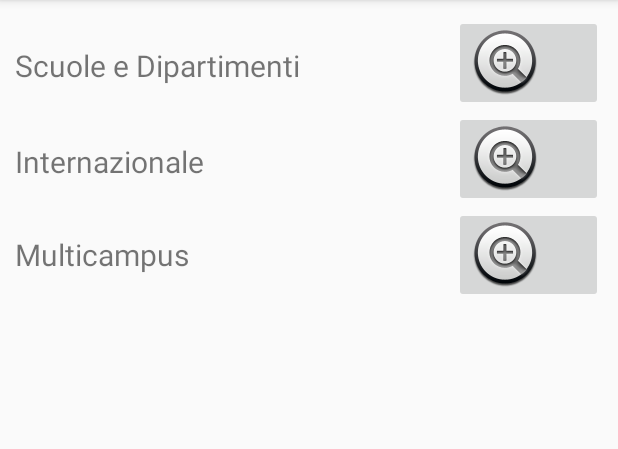
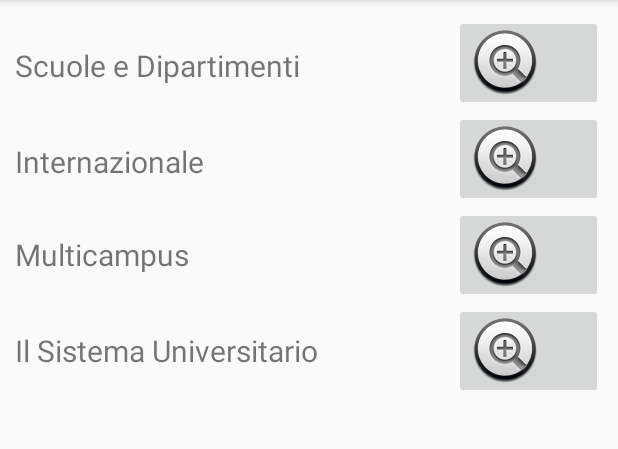
Before and after one commit to Ferno92/AlmaOrienteering, an Android app: the InfoGeneraliActivity screen opened directly, with no data from a screen before it, on a phone screen of 412 x 824 dp, the part 84-533 px from its top. Run offline under Robolectric (Android 15) with nearby library versions, the phone set to English and light mode, and no system bars.

Commit message:
Aggiunta sistema universitario alla pagina info rinominata "L'unibo si presenta" Altre modifiche al menu principale

```diff
--- a/AlmaOrienteering/app/src/main/AndroidManifest.xml
+++ b/AlmaOrienteering/app/src/main/AndroidManifest.xml
@@ -39,9 +39,6 @@
             android:name=".MapsActivity"
             android:label="Map"
             android:theme="@style/AppTheme.NoActionBar" />
-        <activity
-            android:name=".SistemaUniversitarioActivity"
-            android:label="Sistema Universitario" />
 
         <meta-data
             android:name="com.google.android.geo.API_KEY"
@@ -50,7 +47,8 @@
             android:name="com.google.android.gms.version"
             android:value="@integer/google_play_services_version" />
 
-        <activity android:name=".InfoGeneraliActivity"></activity>
+        <activity android:name=".InfoGeneraliActivity" />
+        <activity android:name=".ElencoScuoleActivity"></activity>
     </application>
 
 </manifest>
--- a/AlmaOrienteering/app/src/main/java/com/almaorient/ferno92/almaorienteering/InfoGeneraliActivity.java
+++ b/AlmaOrienteering/app/src/main/java/com/almaorient/ferno92/almaorienteering/InfoGeneraliActivity.java
@@ -5,10 +5,12 @@ import android.os.Bundle;
 import android.view.View;
 import android.webkit.WebView;
 import android.widget.ImageButton;
+import android.widget.ImageView;
 
 import static android.R.drawable.btn_minus;
 import static android.R.drawable.btn_plus;
 import static com.almaorient.ferno92.almaorienteering.R.id.plusdue;
+import static com.almaorient.ferno92.almaorienteering.R.id.plusquattro;
 import static com.almaorient.ferno92.almaorienteering.R.id.plustre;
 import static com.almaorient.ferno92.almaorienteering.R.id.plusuno;
 import static com.almaorient.ferno92.almaorienteering.R.id.webview2;
@@ -80,5 +82,31 @@ public class InfoGeneraliActivity extends AppCompatActivity {
 
         });
 
+        final WebView quattroWebView = (WebView) findViewById(R.id.webview4);
+        quattroWebView.loadData(getString(R.string.sistemauniv), "text/html; charset=utf-8", "utf-8");
+        final ImageView schemaImageView = (ImageView) findViewById(R.id.schema);
+        final WebView quattro4WebView = (WebView) findViewById(R.id.webview44);
+        quattro4WebView.loadData(getString(R.string.sistemauniv2), "text/html; charset=utf-8", "utf-8");
+        final ImageButton quartoplusImageButton = (ImageButton) findViewById(plusquattro);
+        quartoplusImageButton.setOnClickListener(new View.OnClickListener() {
+            @Override
+            public void onClick(View view) {
+                if (quattroWebView.getVisibility() == View.GONE)
+                {
+                    quattroWebView.setVisibility(view.VISIBLE);
+                    quattro4WebView.setVisibility(view.VISIBLE);
+                    schemaImageView.setVisibility(View.VISIBLE);
+                    quartoplusImageButton.setImageResource(btn_minus);
+
+                } else {
+                    quattroWebView.setVisibility(view.GONE);
+                    quattro4WebView.setVisibility(view.GONE);
+                    schemaImageView.setVisibility(View.GONE);
+                    quartoplusImageButton.setImageResource(btn_plus);
+                }
+
+            }
+
+        });
     }
 }
--- a/AlmaOrienteering/app/src/main/java/com/almaorient/ferno92/almaorienteering/MainActivity.java
+++ b/AlmaOrienteering/app/src/main/java/com/almaorient/ferno92/almaorienteering/MainActivity.java
@@ -50,11 +50,11 @@ public class MainActivity extends AppCompatActivity
             }
         });
 
-        AppCompatButton sistemaunivButton = (AppCompatButton) findViewById(R.id.sistemauniv);
-        sistemaunivButton.setOnClickListener(new View.OnClickListener() {
+        AppCompatButton elencoscuoleButton = (AppCompatButton) findViewById(R.id.elencoscuole);
+        elencoscuoleButton.setOnClickListener(new View.OnClickListener() {
             @Override
             public void onClick(View view) {
-                Intent i = new Intent(MainActivity.this, SistemaUniversitarioActivity.class);
+                Intent i = new Intent(MainActivity.this, ElencoScuoleActivity.class);
                 startActivity(i);
             }
         });
--- a/AlmaOrienteering/app/src/main/res/layout/info_generali.xml
+++ b/AlmaOrienteering/app/src/main/res/layout/info_generali.xml
@@ -136,6 +136,58 @@
                 android:layout_weight="0.11"
                 android:visibility="gone" />
 
+            <RelativeLayout
+                android:layout_width="match_parent"
+                android:layout_height="match_parent"
+                android:layout_weight="0.11">
+
+                <ImageButton
+                    android:id="@+id/plusquattro"
+                    android:layout_width="wrap_content"
+                    android:layout_height="wrap_content"
+                    android:layout_alignParentEnd="true"
+                    android:layout_alignParentRight="true"
+                    android:layout_alignParentTop="true"
+                    app:srcCompat="@android:drawable/btn_plus" />
+
+
+                <TextView
+                    android:id="@+id/textView4"
+                    android:layout_width="wrap_content"
+                    android:layout_height="wrap_content"
+                    android:text="Il Sistema Universitario"
+                    android:textSize="20sp"
+                    android:layout_centerVertical="true"
+                    android:layout_alignParentLeft="true"
+                    android:layout_alignParentStart="true" />
+
+                </RelativeLayout>
+
+
+            <WebView
+                android:id="@+id/webview4"
+                android:layout_width="match_parent"
+                android:layout_height="wrap_content"
+                android:layout_alignParentTop="true"
+                android:layout_centerHorizontal="true"
+                android:layout_weight="0.11"
+                android:visibility="gone" />
+
+            <ImageView
+                android:id="@+id/schema"
+                android:layout_width="match_parent"
+                android:layout_height="240dp"
+                android:visibility="gone"
+                app:srcCompat="@drawable/schema" />
+
+            <WebView
+                android:id="@+id/webview44"
+                android:layout_width="match_parent"
+                android:layout_height="wrap_content"
+                android:layout_alignParentTop="true"
+                android:layout_centerHorizontal="true"
+                android:layout_weight="0.11"
+                android:visibility="gone" />
         </LinearLayout>
     </ScrollView>
 
--- a/AlmaOrienteering/app/src/main/res/values/strings.xml
+++ b/AlmaOrienteering/app/src/main/res/values/strings.xml
@@ -10,10 +10,47 @@
     <![CDATA[
     <html>
         <head></head>
-        <body style="text-align:justify;color:black;font-size:16">
+        <body style="text-align:justify;color:black;font-size:16;background-color:#FAFAFA;">
             Sed ut <a href="http://www.google.it">prova link</a> perspiciatis, omnis iste natus error sit voluptatem accusantium doloremque laudantium, totam rem aperiam eaque ipsa, quae ab illo inventore veritatis et quasi architecto beatae vitae dicta sunt, explicabo. nemo enim ipsam voluptatem, quia voluptas sit, aspernatur aut odit aut fugit, sed quia consequuntur magni dolores eos, qui ratione voluptatem sequi nesciunt, neque porro quisquam est, qui dolorem ipsum, quia dolor sit, amet, consectetur, adipisci velit, sed quia non numquam eius modi tempora incidunt, ut labore et dolore magnam aliquam quaerat voluptatem.
         </body>
     </html>
     ]]>
     </string>
+
+    <string name="sistemauniv">
+    <![CDATA[
+    <html>
+        <head></head>
+        <body style="text-align:justify;color:black;font-size:16;background-color:#FAFAFA">
+             <b><p>L&#8217organizzazione degli studi universitari si articola in tre cicli: </b></p>
+
+            <p> -  Corsi di Studio di primo ciclo e ciclo unico: Laurea, Laurea Magistrale a ciclo unico. </p>
+
+            <p> -  Corsi di studio di secondo ciclo: Laurea Magistrale. </p>
+
+            <p> -  Corsi di Studio di terzo ciclo: Dottorati di Ricerca e Scuole di Specializzazione. </p>
+        </body>
+    </html>
+    ]]>
+    </string>
+
+    <string name="sistemauniv2">
+    <![CDATA[
+    <html>
+        <head></head>
+        <body style="text-align:justify;color:black;font-size:16;background-color:#FAFAFA">
+             <b><p>Cosa sono i Crediti formativi universitari - CFU?</b></p>
+
+            <p> Un credito (CFU) corrisponde di norma a 25 ore di lavoro che comprendono lezioni, esercitazioni, etc., ma anche lo studio a casa. Per ogni anno accademico, ad uno studente impegnato a tempo pieno nello studio è richiesta una quantità media di lavoro fissata in 60 crediti, ossia 1500 ore. </p>
+
+            <p> I CFU si acquisiscono con il superamento dell’esame o altra prova di verifica. </p>
+
+            <p> I crediti sono un elemento che consente di comparare diversi corsi di studio delle università italiane ed europee attraverso una valutazione del carico di lavoro richiesto allo studente. </p>
+
+            <p> <a href="http://www.unibo.it/it/didattica/iscrizioni-trasferimenti-e-laurea/il-sistema-universitario">Ulteriori informazioni</a>
+        </body>
+    </html>
+    ]]>
+    </string>
+
 </resources>
```
Also changed, not shown: AlmaOrienteering/app/src/main/java/com/almaorient/ferno92/almaorienteering/ElencoScuoleActivity.java (added, +13 -0 lines), AlmaOrienteering/app/src/main/java/com/almaorient/ferno92/almaorienteering/SistemaUniversitarioActivity.java (deleted, +0 -33 lines), AlmaOrienteering/app/src/main/res/layout/activity_elenco_scuole.xml (added, +12 -0 lines), AlmaOrienteering/app/src/main/res/layout/content_main.xml (+16 -16 lines), AlmaOrienteering/app/src/main/res/layout/sistema_universitario_activity.xml (deleted, +0 -128 lines).
